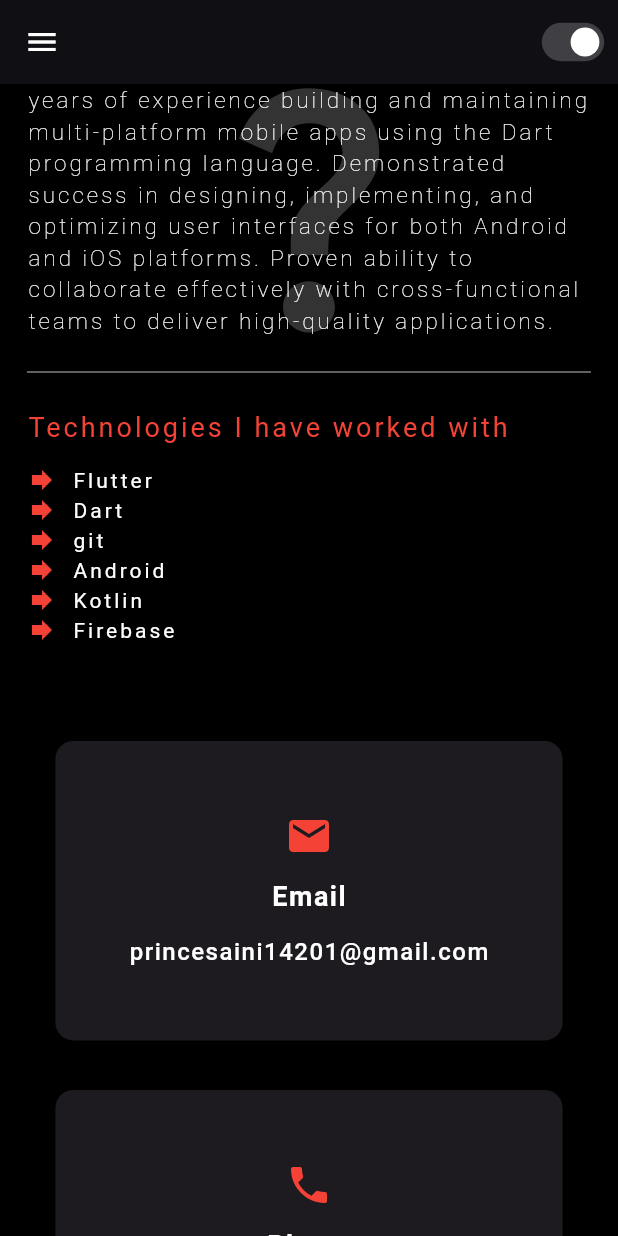
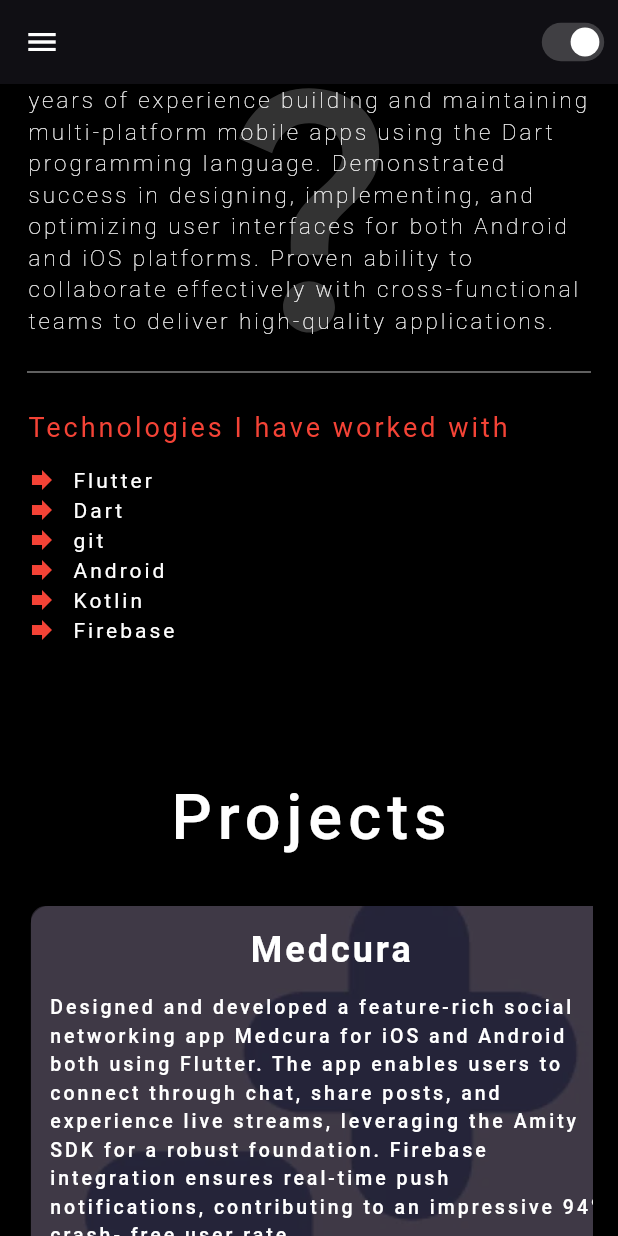
Before and after one commit to princesaini-dev/prince_portfolio, a Flutter app: the screen it shows after launch, scrolled down 1152 dp, on a phone screen of 412 x 824 dp. Run offline on Flutter 3.47's test engine with Material 3 defaults, Android fonts, the phone set to English and light mode, and no system bars; drawn by our look-alikes of scrollable_positioned_list; our stand-ins replace awesome_dialog, flutter_bloc, flutter_svg, lottie.

Commit message:
Implement project section

```diff
--- a/lib/presentation/dashboard/components/contact/contact_me.dart
+++ b/lib/presentation/dashboard/components/contact/contact_me.dart
@@ -13,7 +13,21 @@ class ContactMe extends StatelessWidget {
     return Padding(
       padding:
           EdgeInsets.symmetric(horizontal: context.width * 0.08, vertical: 25),
-      child: GridView.count(
+      child: Column(
+        children: [
+          const SizedBox(
+            height: 25,
+          ),
+          const CustomTextWidget(
+            text: StringManager.contact,
+            latterSpacing: 4,
+            fontSize: 42,
+            fontWeight: FontWeight.w500,
+          ),
+          const SizedBox(
+            height: 25,
+          ),
+          GridView.count(
             crossAxisCount: Responsive.isMobile(context) ? 1 : 2,
             shrinkWrap: true,
             crossAxisSpacing: 25,
@@ -22,6 +36,8 @@ class ContactMe extends StatelessWidget {
             children: _contactMenuList.asMap().entries.map((item) {
               return _contectItemView(_contactMenuList[item.key], context);
             }).toList(),
+          ),
+        ],
       ),
     );
   }
--- /dev/null
+++ b/lib/presentation/dashboard/components/projects/project_list.dart
@@ -0,0 +1,49 @@
+import 'package:prince_portfolio/presentation/resources/image_manager.dart';
+
+class ProjectList {
+  static const List<ProjectItem> projectList = [
+    ProjectItem(
+        title: 'Medcura',
+        description:
+            'Designed and developed a feature-rich social networking app Medcura for iOS and Android both using Flutter. The app enables users to connect through chat, share posts, and experience live streams, leveraging the Amity SDK for a robust foundation. Firebase integration ensures real-time push notifications, contributing to an impressive 94% crash- free user rate.',
+        image: ImageManager.imageMedcura,
+        url: 'https://apps.apple.com/in/app/medcura/id6465895015'),
+    ProjectItem(
+        title: 'PCl Health',
+        description:
+            "Developed a Flutter app for iOS and Android that facilitates seamless Bluetooth Low Energy (BLE) connections with smartwatches for real-time vital signs syncing. Utilized Flutter's capabilities for building a user-friendly interface and integrated Azure Events for efficient data transmission and secure cloud storage of synchronized health data.",
+        image: ImageManager.imagePclHealth,
+        url:
+            'https://play.google.com/store/search?q=pcl%20health&c=apps&hl=en-IN'),
+    ProjectItem(
+        title: 'PM Wani',
+        description:
+            'Developed PM Wani, a secure Flutter app, that connects to routers using RSA encryption to protect tokens for internet service provision. Implemented a system for managing a local list of routers with automatic daily refresh, utilizing user location for visualization through Google Maps integration. Additionally, incorporated Razor Pay for seamless and secure in-app payment transactions.',
+        image: ImageManager.imagePmWani,
+        url: ''),
+    ProjectItem(
+        title: 'Smart Pro',
+        description:
+            'Developed an Android app using Kotlin that manages simultaneous Bluetooth Low Energy (BLE) connections with up to five testing devices, optimizing real-time data exchange. Implemented Canvas for dynamic certificate design based on test results, allowing users to download and share personalized certificates directly from the app, enhancing user experience.',
+        image: ImageManager.imageSmartPro,
+        url: ''),
+    ProjectItem(
+        title: 'AmarPriyo Business',
+        description:
+            'Developed an Android app for a business listing platform, enabling users to easily discover and book services from local businesses. Utilized location services for a seamless user experience.',
+        image: ImageManager.imageAmarPriyo,
+        url: ''),
+  ];
+}
+
+class ProjectItem {
+  final String image;
+  final String url;
+  final String title;
+  final String description;
+  const ProjectItem(
+      {required this.title,
+      required this.description,
+      required this.image,
+      required this.url});
+}
--- /dev/null
+++ b/lib/presentation/dashboard/components/projects/projects.dart
@@ -0,0 +1,116 @@
+import 'package:flutter/material.dart';
+import 'package:prince_portfolio/presentation/base/custom_text_widget.dart';
+import 'package:prince_portfolio/presentation/dashboard/components/projects/project_list.dart';
+import 'package:prince_portfolio/presentation/resources/string_manager.dart';
+import 'package:prince_portfolio/utils/app_utills.dart';
+import 'package:prince_portfolio/utils/extention_context.dart';
+
+class Projects extends StatelessWidget {
+  const Projects({super.key});
+
+  @override
+  Widget build(BuildContext context) {
+    var projectList = ProjectList.projectList;
+    return Padding(
+      padding:
+          EdgeInsets.symmetric(horizontal: context.width * 0.04, vertical: 25),
+      child: Column(
+        children: [
+          const SizedBox(
+            height: 25,
+          ),
+          const CustomTextWidget(
+            text: StringManager.projects,
+            latterSpacing: 4,
+            fontSize: 42,
+            fontWeight: FontWeight.w500,
+          ),
+          const SizedBox(
+            height: 25,
+          ),
+          SizedBox(
+            height: 310,
+            child: ListView.builder(
+              scrollDirection: Axis.horizontal,
+              shrinkWrap: true,
+              itemBuilder: (context, index) {
+                return Row(
+                  children: [
+                    _projectItemView(projectList[index], context),
+                    const SizedBox(
+                      width: 26,
+                    )
+                  ],
+                );
+              },
+              itemCount: projectList.length,
+            ),
+          ),
+          const SizedBox(
+            height: 25,
+          ),
+        ],
+      ),
+    );
+  }
+
+  Widget _projectItemView(ProjectItem project, BuildContext context) {
+    return GestureDetector(
+      onTap: () {
+        _onProjectClick(project.url);
+      },
+      child: Card(
+        elevation: 4,
+        child: Stack(children: [
+          SizedBox(
+            width: 400,
+            child: Opacity(
+              opacity: 0.2,
+              child: ClipRRect(
+                borderRadius: BorderRadius.circular(10),
+                child: Image.asset(
+                  project.image,
+                  fit: BoxFit.cover,
+                ),
+              ),
+            ),
+          ),
+          SizedBox(
+            width: 400,
+            child: Column(
+              mainAxisAlignment: MainAxisAlignment.start,
+              crossAxisAlignment: CrossAxisAlignment.center,
+              children: [
+                const SizedBox(
+                  height: 12,
+                ),
+                CustomTextWidget(
+                  text: project.title,
+                  latterSpacing: 2,
+                  fontSize: 24,
+                  fontWeight: FontWeight.w700,
+                ),
+                Padding(
+                  padding:
+                      const EdgeInsets.symmetric(horizontal: 12, vertical: 12),
+                  child: CustomTextWidget(
+                    text: project.description,
+                    latterSpacing: 2,
+                    fontSize: 13,
+                    fontWeight: FontWeight.w500,
+                  ),
+                ),
+              ],
+            ),
+          )
+        ]),
+      ),
+    );
+  }
+
+  void _onProjectClick(String url) {
+    if (url.isNotEmpty) {
+      AppUtills.loadUrl(url);
+    }
+  }
+}
--- a/lib/presentation/dashboard/components/resume/resume.dart
+++ b/lib/presentation/dashboard/components/resume/resume.dart
@@ -3,10 +3,9 @@ import 'package:flutter/material.dart';
 import 'package:prince_portfolio/presentation/base/custom_text_widget.dart';
 import 'package:prince_portfolio/presentation/resources/color_manager.dart';
 import 'package:prince_portfolio/presentation/resources/string_manager.dart';
+import 'package:prince_portfolio/utils/app_utills.dart';
 import 'package:prince_portfolio/utils/extention_context.dart';
 import 'package:prince_portfolio/utils/responsive.dart';
-import 'dart:html' as html;
-import 'package:http/http.dart' as http;
 
 class MyResume extends StatelessWidget {
   const MyResume({super.key});
@@ -137,9 +136,6 @@ class MyResume extends StatelessWidget {
   }
 
   Future<void> downloadResume() async {
-    html.AnchorElement anchorElement =
-        html.AnchorElement(href: StringManager.resumeDownloadUrl);
-    anchorElement.download = 'My Resume';
-    anchorElement.click();
+    AppUtills.loadUrl(StringManager.resumeDownloadUrl);
   }
 }
--- a/lib/presentation/dashboard/dashboard.dart
+++ b/lib/presentation/dashboard/dashboard.dart
@@ -1,6 +1,7 @@
 import 'package:flutter/material.dart';
 import 'package:prince_portfolio/presentation/dashboard/components/about_me/about_me.dart';
 import 'package:prince_portfolio/presentation/dashboard/components/contact/contact_me.dart';
+import 'package:prince_portfolio/presentation/dashboard/components/projects/projects.dart';
 import 'package:prince_portfolio/presentation/dashboard/components/resume/resume.dart';
 import 'package:prince_portfolio/presentation/dashboard/drawer/drawer.dart';
 import 'package:prince_portfolio/presentation/dashboard/header/dashboard_header.dart';
@@ -56,6 +57,7 @@ class _DashboardScreenState extends State<DashboardScreen> {
   List<Widget> dashboardWidgetList = [
     const UserDetail(),
     AboutMe(),
+    const Projects(),
     ContactMe(),
     const MyResume()
   ];
--- a/lib/presentation/dashboard/header/menu_items.dart
+++ b/lib/presentation/dashboard/header/menu_items.dart
@@ -5,8 +5,8 @@ class MenuItems {
   static const List<MenuItem> menuItems = [
     MenuItem(title: StringManager.home, icon: Icons.home),
     MenuItem(title: StringManager.about, icon: Icons.person),
-    // MenuItem(
-    //     title: StringManager.projects, icon: Icons.precision_manufacturing),
+    MenuItem(
+        title: StringManager.projects, icon: Icons.precision_manufacturing),
     MenuItem(title: StringManager.contact, icon: Icons.contact_page_outlined),
     // MenuItem(title: StringManager.blog, icon: Icons.edit_document),
     MenuItem(title: StringManager.resume, icon: Icons.description_outlined),
--- a/lib/presentation/resources/image_manager.dart
+++ b/lib/presentation/resources/image_manager.dart
@@ -2,4 +2,13 @@ class ImageManager {
   static const String iconLinkedin = 'assets/images/linkedin.png';
   static const String iconGithub = 'assets/images/github.png';
   static const String iconInstagram = 'assets/images/instagram.png';
+
+  ///
+  /// Project images
+  ///
+  static const String imageMedcura = 'assets/images/medcura.webp';
+  static const String imagePclHealth = 'assets/images/pcl_health.webp';
+  static const String imagePmWani = 'assets/images/pm_wani.png';
+  static const String imageSmartPro = 'assets/images/smart_pro.png';
+  static const String imageAmarPriyo = 'assets/images/amar_priyo.jpeg';
 }
```
Also changed, not shown: assets/images/amar_priyo.jpeg (added), assets/images/medcura.webp (added), assets/images/pcl_health.webp (added), assets/images/pm_wani.png (added), assets/images/smart_pro.png (added). Lines whose indentation alone changed are shown as unchanged.
